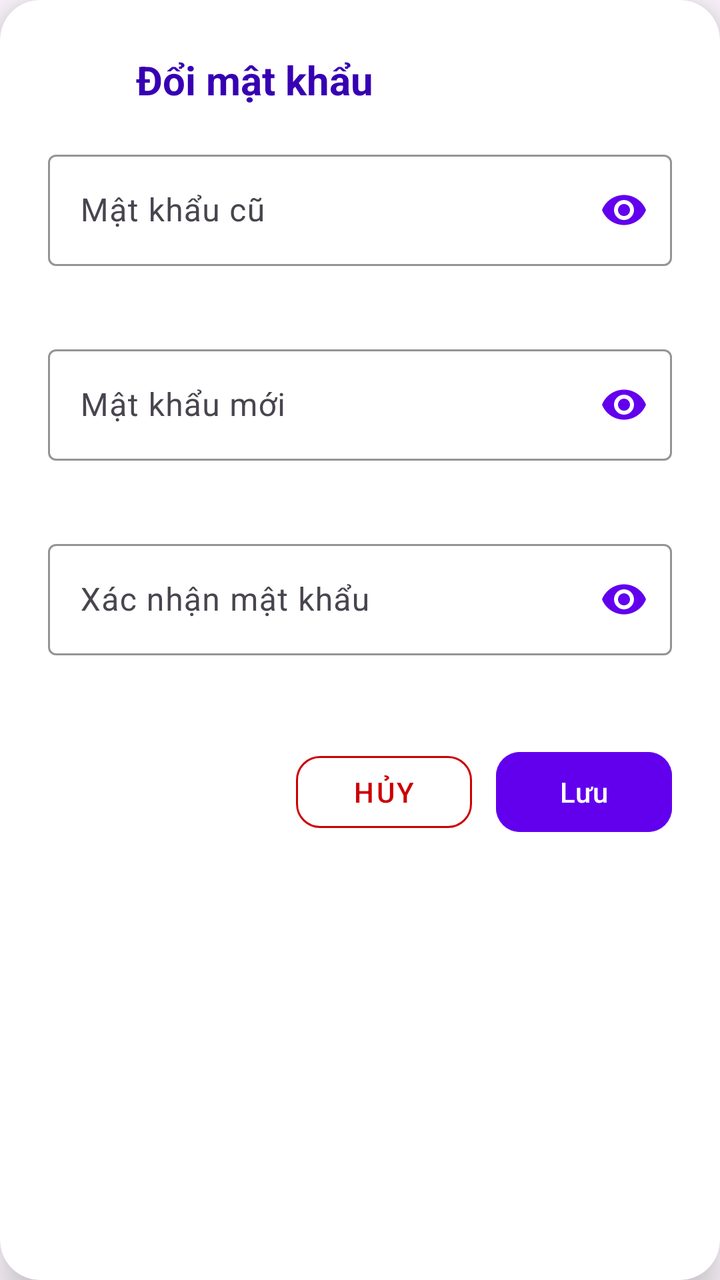
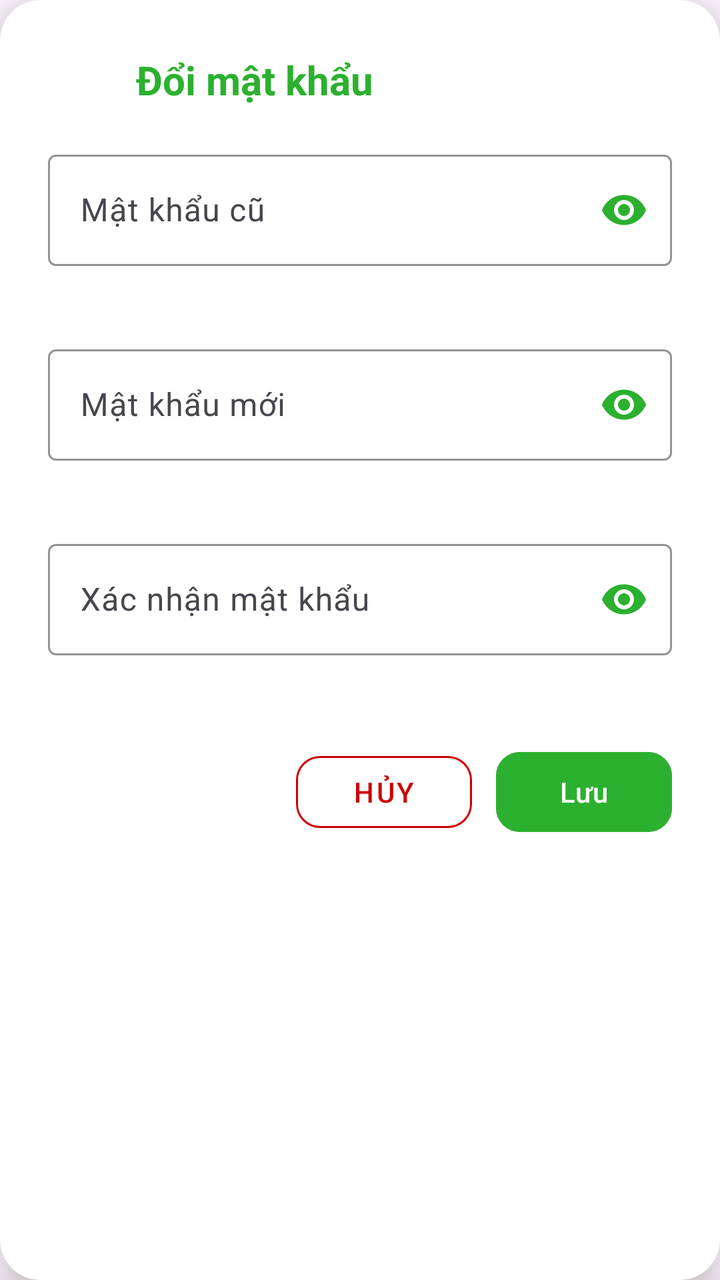

Two renders of the same Android screen: before a commit and after it. Below are the layout's source before the change and the commit's diff.
<!-- AndroidManifest.xml: application theme Theme.BookApp -->
<!-- res/layout/dialog_change_password.xml -->
<?xml version="1.0" encoding="utf-8"?>
<androidx.cardview.widget.CardView xmlns:android="http://schemas.android.com/apk/res/android"
    xmlns:app="http://schemas.android.com/apk/res-auto"
    android:layout_width="match_parent"
    android:layout_height="wrap_content"
    android:layout_margin="24dp"
    app:cardCornerRadius="20dp"
    app:cardElevation="12dp"
    app:cardBackgroundColor="@android:color/white">

    <LinearLayout
        android:layout_width="match_parent"
        android:layout_height="wrap_content"
        android:orientation="vertical"
        android:padding="24dp">

        
        <LinearLayout
            android:layout_width="match_parent"
            android:layout_height="wrap_content"
            android:orientation="horizontal"
            android:gravity="center_vertical"
            android:layout_marginBottom="16dp">

            <ImageView
                android:layout_width="32dp"
                android:layout_height="32dp"
                app:tint="@color/purple_700" />

            <TextView
                android:layout_width="0dp"
                android:layout_height="wrap_content"
                android:layout_weight="1"
                android:layout_marginStart="12dp"
                android:text="Đổi mật khẩu"
                android:textSize="20sp"
                android:textStyle="bold"
                android:textColor="@color/purple_700" />
        </LinearLayout>

        
        <com.google.android.material.textfield.TextInputLayout
            style="@style/Widget.Material3.TextInputLayout.OutlinedBox"
            android:layout_width="match_parent"
            android:layout_height="wrap_content"
            android:layout_marginBottom="16dp"
            app:startIconTint="@color/purple_500"
            app:endIconMode="password_toggle"
            app:endIconTint="@color/purple_500"
            app:boxStrokeColor="@color/purple_500"
            app:hintTextColor="@color/purple_700"
            app:errorEnabled="true">

            <com.google.android.material.textfield.TextInputEditText
                android:id="@+id/etOldPassword"
                android:layout_width="match_parent"
                android:layout_height="wrap_content"
                android:hint="Mật khẩu cũ"
                android:inputType="textPassword"
                android:textSize="16sp" />
        </com.google.android.material.textfield.TextInputLayout>

        
        <com.google.android.material.textfield.TextInputLayout
            style="@style/Widget.Material3.TextInputLayout.OutlinedBox"
            android:layout_width="match_parent"
            android:layout_height="wrap_content"
            android:layout_marginBottom="16dp"
            app:startIconTint="@color/purple_500"
            app:endIconMode="password_toggle"
            app:endIconTint="@color/purple_500"
            app:boxStrokeColor="@color/purple_500"
            app:hintTextColor="@color/purple_700"
            app:errorEnabled="true">

            <com.google.android.material.textfield.TextInputEditText
                android:id="@+id/etNewPassword"
                android:layout_width="match_parent"
                android:layout_height="wrap_content"
                android:hint="Mật khẩu mới"
                android:inputType="textPassword"
                android:textSize="16sp" />
        </com.google.android.material.textfield.TextInputLayout>

        
        <com.google.android.material.textfield.TextInputLayout
            style="@style/Widget.Material3.TextInputLayout.OutlinedBox"
            android:layout_width="match_parent"
            android:layout_height="wrap_content"
            android:layout_marginBottom="24dp"
            app:startIconTint="@color/purple_500"
            app:endIconMode="password_toggle"
            app:endIconTint="@color/purple_500"
            app:boxStrokeColor="@color/purple_500"
            app:hintTextColor="@color/purple_700"
            app:errorEnabled="true">

            <com.google.android.material.textfield.TextInputEditText
                android:id="@+id/etConfirmPassword"
                android:layout_width="match_parent"
                android:layout_height="wrap_content"
                android:hint="Xác nhận mật khẩu"
                android:inputType="textPassword"
                android:textSize="16sp" />
        </com.google.android.material.textfield.TextInputLayout>

        
        <LinearLayout
            android:layout_width="match_parent"
            android:layout_height="wrap_content"
            android:orientation="horizontal"
            android:gravity="end">

            
            <com.google.android.material.button.MaterialButton
                android:id="@+id/btnCancel"
                style="@style/Widget.MaterialComponents.Button.OutlinedButton"
                android:layout_width="wrap_content"
                android:layout_height="wrap_content"
                android:text="Hủy"
                android:textColor="@android:color/holo_red_dark"
                app:strokeColor="@android:color/holo_red_dark"
                app:cornerRadius="12dp"
                android:layout_marginEnd="12dp" />

            
            <com.google.android.material.button.MaterialButton
                android:id="@+id/btnSave"
                android:layout_width="wrap_content"
                android:layout_height="wrap_content"
                android:text="Lưu"
                android:backgroundTint="@color/purple_500"
                android:textColor="@android:color/white"
                app:cornerRadius="12dp" />
        </LinearLayout>
    </LinearLayout>
</androidx.cardview.widget.CardView>
<!-- resources referenced by this layout -->
<resources>
  <color name="purple_500">#FF6200EE</color>
  <color name="purple_700">#FF3700B3</color>
  <style name="Theme.BookApp" parent="Base.Theme.BookApp" />
  <style name="Base.Theme.BookApp" parent="Theme.Material3.DayNight.NoActionBar">
          
          
      </style>
</resources>

<!-- the commit's change to res/layout/dialog_change_password.xml (unified diff, before → after) -->
@@ -35,7 +35,7 @@
                 android:text="Đổi mật khẩu"
                 android:textSize="20sp"
                 android:textStyle="bold"
-                android:textColor="@color/purple_700" />
+                android:textColor="#2cb02f" />
         </LinearLayout>
 
         
@@ -46,7 +46,7 @@
             android:layout_marginBottom="16dp"
             app:startIconTint="@color/purple_500"
             app:endIconMode="password_toggle"
-            app:endIconTint="@color/purple_500"
+            app:endIconTint="#2cb02f"
             app:boxStrokeColor="@color/purple_500"
             app:hintTextColor="@color/purple_700"
             app:errorEnabled="true">
@@ -68,7 +68,7 @@
             android:layout_marginBottom="16dp"
             app:startIconTint="@color/purple_500"
             app:endIconMode="password_toggle"
-            app:endIconTint="@color/purple_500"
+            app:endIconTint="#2cb02f"
             app:boxStrokeColor="@color/purple_500"
             app:hintTextColor="@color/purple_700"
             app:errorEnabled="true">
@@ -90,7 +90,7 @@
             android:layout_marginBottom="24dp"
             app:startIconTint="@color/purple_500"
             app:endIconMode="password_toggle"
-            app:endIconTint="@color/purple_500"
+            app:endIconTint="#2cb02f"
             app:boxStrokeColor="@color/purple_500"
             app:hintTextColor="@color/purple_700"
             app:errorEnabled="true">
@@ -129,7 +129,7 @@
                 android:layout_width="wrap_content"
                 android:layout_height="wrap_content"
                 android:text="Lưu"
-                android:backgroundTint="@color/purple_500"
+                android:backgroundTint="#2cb02f"
                 android:textColor="@android:color/white"
                 app:cornerRadius="12dp" />
         </LinearLayout>
